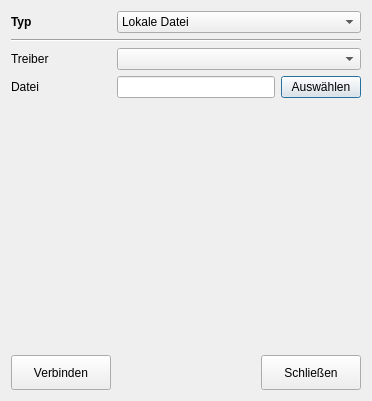
Before: the Qt Designer form ui/qmdatabasedialog.ui in Christian-Kr/QualificationMatrix, drawn with Qt 5.
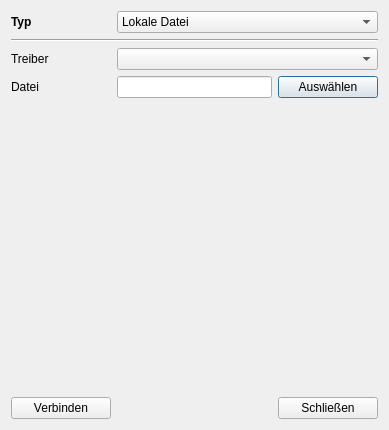
After: the same form once the commit is applied. The open tabs and pages were chosen to show the change.

Commit message: Small design optimizations

The edit to the form file:
```diff
--- a/ui/qmdatabasedialog.ui
+++ b/ui/qmdatabasedialog.ui
@@ -6,8 +6,8 @@
    <rect>
     <x>0</x>
     <y>0</y>
-    <width>372</width>
-    <height>401</height>
+    <width>389</width>
+    <height>430</height>
    </rect>
   </property>
   <property name="sizePolicy">
@@ -114,14 +114,7 @@
         </widget>
        </item>
        <item row="0" column="1">
-        <widget class="QComboBox" name="cbDriverLocal">
-         <property name="sizePolicy">
-          <sizepolicy hsizetype="Expanding" vsizetype="Fixed">
-           <horstretch>0</horstretch>
-           <verstretch>0</verstretch>
-          </sizepolicy>
-         </property>
-        </widget>
+        <widget class="QComboBox" name="cbDriverLocal"/>
        </item>
        <item row="1" column="0">
         <widget class="QLabel" name="label_2">
@@ -152,6 +145,12 @@
          </item>
          <item>
           <widget class="QPushButton" name="pbChooseLocal">
+           <property name="minimumSize">
+            <size>
+             <width>100</width>
+             <height>0</height>
+            </size>
+           </property>
            <property name="text">
             <string>Auswählen</string>
            </property>
@@ -338,7 +337,7 @@
        <property name="minimumSize">
         <size>
          <width>100</width>
-         <height>35</height>
+         <height>0</height>
         </size>
        </property>
        <property name="text">
@@ -364,7 +363,7 @@
        <property name="minimumSize">
         <size>
          <width>100</width>
-         <height>35</height>
+         <height>0</height>
         </size>
        </property>
        <property name="text">
```
The commit also changes 5 other files.
